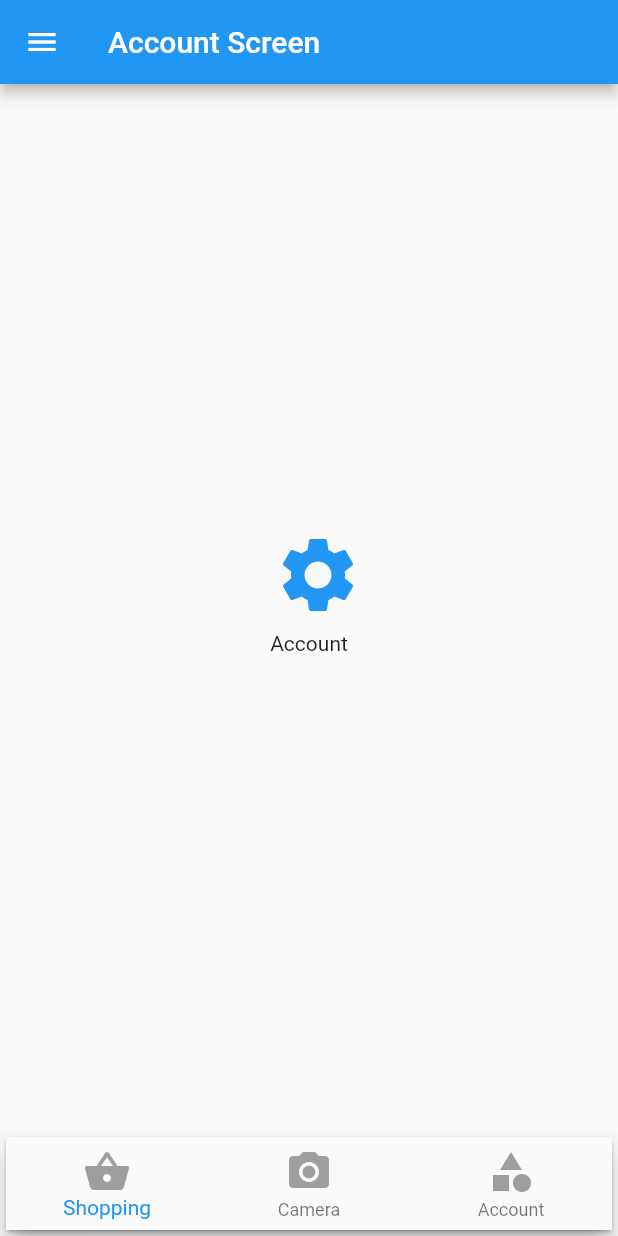
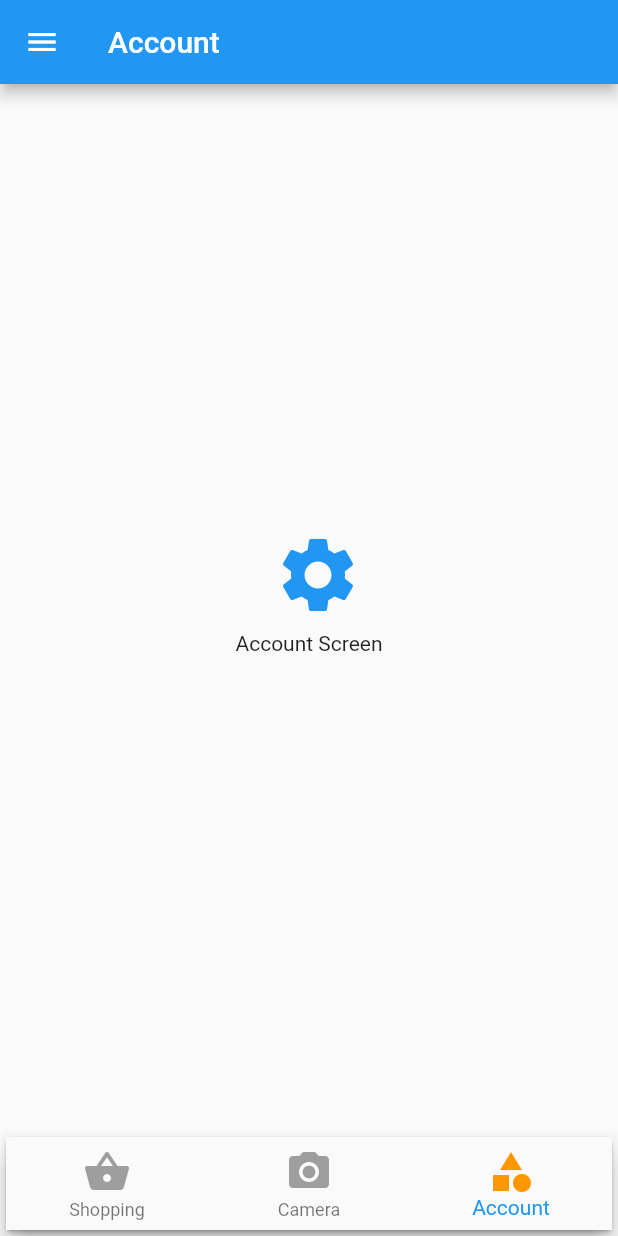
Before and after one commit to MrZoroK/page_navigation_demo, a Flutter app: the screen it shows after launch, in the side drawer, after a tap on "Account", on a phone screen of 412 x 824 dp. Run offline on Flutter 3.47's test engine with Material 2 defaults, Android fonts, the phone set to English and light mode, and no system bars; our stand-ins replace get_it.

Commit message:
- restructure: shopping & camera list moved to a PageView of Home - fix feedback: correct the highlight of the navigation bar

```diff
--- a/lib/main.dart
+++ b/lib/main.dart
@@ -1,16 +1,8 @@
 import 'package:flutter/material.dart';
 import 'package:get_it/get_it.dart';
-import 'ui/account/account.dart';
-import 'ui/account/account_setting.dart';
-import 'ui/camera/camera_list.dart';
-import 'ui/camera/camera_setting.dart';
-import 'ui/camera/camera_view.dart';
 import 'ui/common/page_nav_mgr.dart';
 
-import 'ui/common/page_name.dart';
-import 'ui/home.dart';
-import 'ui/setting.dart';
-import 'ui/shopping.dart';
+import 'ui/home/home.dart';
 import 'ui/splash.dart';
 
 void main() {
@@ -26,15 +18,8 @@ class MyApp extends StatelessWidget {
       title: 'Flutter Demo',
       initialRoute: '/',
       routes: {
-        PageName.ROOT.path: (context) => SplashScreen(),
-        PageName.HOME.path: (context) => HomeScreen(),
-        PageName.SETTING.path: (context) => SettingScreen(),
-        PageName.ACCOUNT.path: (context) => AccountScreen(),
-        PageName.ACCOUNT_SETTING.path: (context) => AccountSettingScreen(),
-        PageName.SHOPPING.path: (context) => ShoppingScreen(),
-        PageName.CAMERA_LIST.path: (context) => CameraListScreen(),
-        PageName.CAMERA_VIEW.path: (context) => CameraViewScreen(),
-        PageName.CAMEAR_SETTING.path: (context) => CameraSettingScreen()
+        '/': (context) => SplashScreen(),
+        PageNavMgr.HOME: (context) => HomeScreen(),
       },
       theme: ThemeData(
         // This is the theme of your application.
--- a/lib/ui/account/account.dart
+++ b/lib/ui/account/account.dart
@@ -1,5 +1,8 @@
 import 'package:flutter/material.dart';
 import 'package:get_it/get_it.dart';
+
+import 'account_setting.dart';
+import '../common/page_animator.dart';
 import '../common/page_nav_mgr.dart';
 import '../common/drawer.dart';
 import '../common/page_name.dart';
@@ -9,9 +12,10 @@ class AccountScreen extends StatelessWidget {
   Widget build(BuildContext context) {
     PageNavMgr pageNavMgr = GetIt.I.get<PageNavMgr>();
     return Scaffold(
-      appBar: AppBar(title: Text(pageNavMgr.getPageTitle(context))),
-      drawer: CustomDrawer(),
-      body: Center(
+      appBar: AppBar(title: Text(PageName.ACCOUNT.name)),
+      drawer: DemoDrawer(),
+      body: WidgetAnimator(
+        Center(
           child: Column(
             mainAxisAlignment: MainAxisAlignment.center,
             mainAxisSize: MainAxisSize.min,
@@ -24,17 +28,23 @@ class AccountScreen extends StatelessWidget {
                   size: 60,
                 ),
                 onPressed: (){
-                Navigator.pushNamed(context, PageName.ACCOUNT_SETTING.path);
+                  Navigator.push(
+                    context,
+                    NoAnimPageRoute(
+                      builder: (_) => AccountSettingScreen()
+                    )
+                  );
                 },
               ),
               Padding(
                 padding: const EdgeInsets.all(20.0),
-              child: Text("Account", textAlign: TextAlign.center),
+                child: Text("Account Screen", textAlign: TextAlign.center),
               )
             ],
           )
         ),
-      bottomNavigationBar: pageNavMgr.buildBottom(context),
+      ),
+      bottomNavigationBar: pageNavMgr.buildBottom(context, dynTab: PageName.ACCOUNT),
     );
   }
 }
--- a/lib/ui/common/drawer.dart
+++ b/lib/ui/common/drawer.dart
@@ -1,11 +1,14 @@
 import 'package:flutter/cupertino.dart';
 import 'package:flutter/material.dart';
 import 'package:get_it/get_it.dart';
-import 'package:menus_navigation_demo/ui/common/page_nav_mgr.dart';
 
+import '../account/account.dart';
+import '../setting.dart';
+import 'page_nav_mgr.dart';
+import 'page_animator.dart';
 import 'page_name.dart';
 
-class CustomDrawer extends StatelessWidget {
+class DemoDrawer extends StatelessWidget {
   @override
   Widget build(BuildContext context) {
     return Drawer(
@@ -14,11 +17,13 @@ class CustomDrawer extends StatelessWidget {
           ListTile(
             title: Text("Account"),
             onTap: (){
-              String currentPath = ModalRoute.of(context).settings.name;
-              GetIt.I.get<PageNavMgr>().resetIndex();
-              if (currentPath != PageName.ACCOUNT.path) {
-                Navigator.popUntil(context, ModalRoute.withName(PageName.HOME.path));
-                Navigator.pushNamed(context, PageName.ACCOUNT.path);
+              if (GetIt.I.get<PageNavMgr>().dynamicTab != PageName.ACCOUNT) {
+                Navigator.popUntil(context, ModalRoute.withName(PageNavMgr.HOME));
+                Navigator.push(
+                  context, NoAnimPageRoute(
+                    builder: (_) => AccountScreen()
+                  )
+                );
               } else {
                 Navigator.pop(context);
               }
@@ -27,12 +32,14 @@ class CustomDrawer extends StatelessWidget {
           ListTile(
             title: Text("Setting"),
             onTap: (){
-              String currentPath = ModalRoute.of(context).settings.name;
-              GetIt.I.get<PageNavMgr>().resetIndex();
-              if (currentPath != PageName.SETTING.path) {
-                Navigator.popUntil(context, ModalRoute.withName(PageName.HOME.path));
-                Navigator.pushNamed(context, PageName.SETTING.path);
-              } else {
+              if (GetIt.I.get<PageNavMgr>().dynamicTab != PageName.SETTING) {
+                Navigator.popUntil(context, ModalRoute.withName(PageNavMgr.HOME));
+                Navigator.push(
+                  context, NoAnimPageRoute(
+                    builder: (_) => SettingScreen()
+                  )
+                );
+              }else {
                 Navigator.pop(context);
               }
             },
@@ -40,9 +47,8 @@ class CustomDrawer extends StatelessWidget {
           ListTile(
             title: Text("Logout"),
             onTap: (){
-              GetIt.I.get<PageNavMgr>().resetIndex();
-              Navigator.popUntil(context, ModalRoute.withName(PageName.HOME.path));
-              Navigator.pushReplacementNamed(context, PageName.ROOT.path);
+              Navigator.popUntil(context, ModalRoute.withName(PageNavMgr.HOME));
+              Navigator.pushReplacementNamed(context, '/');
             },
           )
         ]
--- a/lib/ui/common/page_animator.dart
+++ b/lib/ui/common/page_animator.dart
@@ -0,0 +1,72 @@
+import 'package:flutter/material.dart';
+
+class NoAnimPageTransitionsBuilder extends PageTransitionsBuilder {
+  const NoAnimPageTransitionsBuilder();
+
+  @override
+  Widget buildTransitions<T>(
+    PageRoute<T> route,
+    BuildContext context,
+    Animation<double> animation,
+    Animation<double> secondaryAnimation,
+    Widget child,
+  ) {
+    return child;
+  }
+}
+
+class NoAnimPageRoute<T> extends MaterialPageRoute<T> {
+  NoAnimPageRoute({
+    @required WidgetBuilder builder,
+    RouteSettings settings,
+    bool maintainState = true,
+    bool fullscreenDialog = false,
+  }) : super(
+    builder: builder,
+    maintainState: maintainState,
+    settings: settings,
+    fullscreenDialog: fullscreenDialog
+  );
+
+  @override Widget buildTransitions(BuildContext context,
+    Animation<double> animation, Animation<double> secondAnimation, Widget child) {
+      return child;
+  }
+}
+
+class WidgetAnimator extends StatefulWidget {
+  final Widget child;
+  @override WidgetAnimator(this.child);
+  @override
+  State<StatefulWidget> createState() => WidgetAnimatorState();
+}
+class WidgetAnimatorState extends State<WidgetAnimator> {
+  Animation<double> _animController;
+  Animation<Offset> _pageTranslation;
+
+  @override void didChangeDependencies() {
+    _animController = ModalRoute.of(context).animation;
+    _pageTranslation = Tween(
+      begin: Offset(1.0, 0.0),
+      end: Offset(0.0, 0.0)
+    ).animate(
+      CurvedAnimation(
+        parent: _animController,
+        curve: Interval(0.0, 1.0, curve: Curves.fastOutSlowIn)
+      )
+    );
+    super.didChangeDependencies();
+  }
+  @override
+  Widget build(BuildContext context) {
+    return AnimatedBuilder(
+      animation: _animController,
+      builder: (BuildContext context, Widget child){
+        return FractionalTranslation(
+          translation: _pageTranslation.value,
+          child: widget.child,
+        );
+      },
+    );
+  }
+}
--- a/lib/ui/common/page_name.dart
+++ b/lib/ui/common/page_name.dart
@@ -9,16 +9,6 @@ enum PageName {
   ACCOUNT,
   ACCOUNT_SETTING
 }
-
-  PageName pageNameByPath(String path) {
-    for(int i = PageName.values.length - 1; i >= 0; i--) {
-      var pageName = PageName.values[i];
-      if (path.contains(pageName.path)) {
-        return pageName;
-      }
-    }
-    throw Exception("Invalid path: $path");
-  }
 
 extension PageNameExt on PageName {
   String get name {
@@ -44,27 +34,4 @@ extension PageNameExt on PageName {
     }
     throw Exception("Not Implemented");
   }
-  String get path {
-    switch(this) {
-      case PageName.ROOT:
-        return '/';
-      case PageName.HOME:
-        return 'home';
-      case PageName.SETTING:
-        return PageName.HOME.path + '/setting';
-      case PageName.SHOPPING:
-        return PageName.HOME.path + '/shopping';
-      case PageName.ACCOUNT:
-        return PageName.HOME.path + '/account';
-      case PageName.ACCOUNT_SETTING:
-        return PageName.ACCOUNT.path + '/setting';
-      case PageName.CAMERA_LIST:
-        return PageName.HOME.path + '/camera_list';
-      case PageName.CAMERA_VIEW:
-        return PageName.CAMERA_LIST.path + '/camera_view';
-      case PageName.CAMEAR_SETTING:
-        return PageName.CAMERA_VIEW.path + '/camera_view_setting';
-    }
-    throw Exception("Not Implemented");
-  }
 }
--- a/lib/ui/common/page_nav_mgr.dart
+++ b/lib/ui/common/page_nav_mgr.dart
@@ -2,89 +2,74 @@ import 'package:flutter/material.dart';
 import 'package:menus_navigation_demo/ui/common/page_name.dart';
 
 class PageNavMgr {
-  int currentIdx = -1;
+  static const HOME = "/home";
+  PageController pageController;
+  PageName dynamicTab;
 
-  String getPageTitle(BuildContext context) {
-    var path = ModalRoute.of(context).settings.name;
-    return pageNameByPath(path).name + " Screen";
-  }
+  int currentIdx = 0;
 
-  Widget buildBottom(BuildContext context) {
-    var path = ModalRoute.of(context).settings.name;
-    var pageName = pageNameByPath(path);
+  Widget buildBottom(BuildContext context, {PageController pageCtrler, PageName dynTab, int initIdx}) {
+
+    if (dynTab != null) {
+      dynamicTab = dynTab;
+    }
+    if (initIdx != null) {
+      currentIdx = initIdx;
+    }
+    if (pageCtrler != null) {
+      pageController = pageCtrler;
+    }
+
     var activeColor = Colors.orange;
     var inactiveColor = Colors.grey;
-    var tsInactiveTitle = TextStyle(
-                                    fontSize: 12,
-                                    fontFamily: 'Roboto',
-                                    color: inactiveColor
-                                  );
-    var tsActiveTitle = TextStyle(
-                                    fontSize: 12,
-                                    fontFamily: 'Roboto',
-                                    color: activeColor
-                                  );
+    var tsInactiveTitle = TextStyle(fontSize: 12,fontFamily: 'Roboto',color: inactiveColor);
+    var tsActiveTitle = TextStyle(fontSize: 12, fontFamily: 'Roboto', color: activeColor);
 
-    var isCameraActive = pageName.index >= PageName.CAMERA_LIST.index && pageName.index <= PageName.CAMEAR_SETTING.index;
-    var listNavBar = [
+    //Dynamic tab
+    var listNavBar = List<BottomNavigationBarItem>();
+    int tabIdx = currentIdx;
+    if (dynamicTab != PageName.HOME) {
+      tabIdx = 2;
+      listNavBar.add(BottomNavigationBarItem(
+        icon: Icon(Icons.category, color: inactiveColor, size: 32),
+        title: Text(dynamicTab.name, style: tsActiveTitle),
+        activeIcon: Icon(Icons.category, color: activeColor, size: 32)
+      ));
+    }
+
+    listNavBar.insertAll(0, [
       BottomNavigationBarItem(
         icon: Icon(Icons.shopping_basket, color: inactiveColor, size: 32),
-        title: Text('Shopping', style: (pageName == PageName.SHOPPING ? tsActiveTitle : tsInactiveTitle)),
-        activeIcon: pageName == PageName.SHOPPING ? Icon(Icons.shopping_basket, color: activeColor, size: 32) : null,
+        title: Text('Shopping', style: (tabIdx == 0 ? tsActiveTitle : tsInactiveTitle)),
+        activeIcon: tabIdx == 0 ? Icon(Icons.shopping_basket, color: activeColor, size: 32) : null,
       ),
       BottomNavigationBarItem(
         icon: Icon(Icons.camera_alt, color: inactiveColor, size: 32),
-        title: Text('Camera', style: (isCameraActive ? tsActiveTitle : tsInactiveTitle)),
-        activeIcon: isCameraActive ? Icon(Icons.camera_alt, color: activeColor, size: 32) : null
+        title: Text('Camera', style: (tabIdx == 1 ? tsActiveTitle : tsInactiveTitle)),
+        activeIcon: tabIdx == 1 ? Icon(Icons.camera_alt, color: activeColor, size: 32) : null
       ),
-    ];
+    ]);
 
-    //Dynamic tab
-    if (pageName != PageName.HOME && pageName != PageName.SHOPPING && pageName != PageName.CAMERA_LIST) {
-      String title = pageName.name;
-      if (pageName == PageName.CAMERA_VIEW || pageName == PageName.CAMEAR_SETTING) {
-        final cameraId = ModalRoute.of(context).settings.arguments;
-        title = "Camera $cameraId";
-      }
-      listNavBar.add(BottomNavigationBarItem(
-        icon: Icon(Icons.category, color: inactiveColor, size: 32),
-        title: Text(title, style: tsInactiveTitle),
-      ));
-    }
 
     return Card (
       child: BottomNavigationBar(
         type: BottomNavigationBarType.fixed,
-        currentIndex: currentIdx < 0 ? 0 : currentIdx,
-        onTap: (idx) => onTapButtonNavBarItem(context, idx),
+        currentIndex: tabIdx,
+        onTap: (idx) => onTapButtonNavBarItem(context, idx, pageController: pageController),
         items: listNavBar
       )
     );
   }
 
-  resetIndex() {
-    currentIdx = -1;
-  }
-
-  onTapButtonNavBarItem(BuildContext context, int idx) {
+  onTapButtonNavBarItem(BuildContext context, int idx, {PageController pageController}) {
     if (idx == 2) {
       return;
     }
 
-    if (currentIdx == -1) {
-      Navigator.popUntil(context, ModalRoute.withName(PageName.HOME.path));
-    } else if (currentIdx == 0) {
-      Navigator.popUntil(context, ModalRoute.withName(PageName.SHOPPING.path));
-    } else if (currentIdx == 1) {
-      Navigator.popUntil(context, ModalRoute.withName(PageName.CAMERA_LIST.path));
-    }
-
-    if (currentIdx != idx) {
-      if (idx == 0) {
-        Navigator.pushNamed(context, PageName.SHOPPING.path);
-      } else if (idx == 1) {
-        Navigator.pushNamed(context, PageName.CAMERA_LIST.path);
-      }
+    if (currentIdx != idx || dynamicTab != PageName.HOME) {
+      dynamicTab = PageName.HOME;
+      Navigator.popUntil(context, ModalRoute.withName('/home'));
+      pageController?.animateToPage(idx, duration: Duration(milliseconds: 300), curve: Curves.easeInOut);
       currentIdx = idx;
     }
   }
--- a/lib/ui/home.dart
+++ /dev/null
@@ -1,17 +0,0 @@
-import 'package:flutter/material.dart';
-import 'package:get_it/get_it.dart';
-import 'package:menus_navigation_demo/ui/common/page_nav_mgr.dart';
-
-import 'common/drawer.dart';
-
-class HomeScreen extends StatelessWidget {
-  @override
-  Widget build(BuildContext context) {
-    PageNavMgr pageNavMgr = GetIt.I.get<PageNavMgr>();
-    return Scaffold(
-      appBar: AppBar(title: Text(pageNavMgr.getPageTitle(context))),
-      drawer: CustomDrawer(),
-      bottomNavigationBar: pageNavMgr.buildBottom(context),
-    );
-  }
-}
--- /dev/null
+++ b/lib/ui/home/home.dart
@@ -0,0 +1,71 @@
+import 'dart:async';
+
+import 'package:flutter/material.dart';
+import 'package:get_it/get_it.dart';
+import 'package:menus_navigation_demo/ui/common/page_name.dart';
+import 'package:menus_navigation_demo/ui/common/page_nav_mgr.dart';
+import 'package:menus_navigation_demo/ui/home/camera.dart';
+
+import '../common/drawer.dart';
+import 'shopping.dart';
+
+class HomeScreen extends StatefulWidget {
+  @override
+  _HomeScreenState createState() => _HomeScreenState();
+}
+
+class _HomeScreenState extends State<HomeScreen> {
+  PageController _pageController = PageController();
+  final _pagePositionUpdater = StreamController<int>.broadcast();
+  void _onPageScroll() {
+    double pagePos = _pageController.page;
+      if (pagePos - pagePos.floorToDouble() == 0) {
+        _pagePositionUpdater.sink.add(pagePos.floor());
+      }
+  }
+
+  @override
+  void dispose() {
+    _pagePositionUpdater.close();
+    super.dispose();
+  }
+
+  @override
+  void initState() {
+    _pageController.addListener(_onPageScroll);
+    super.initState();
+  }
+  @override
+  Widget build(BuildContext context) {
+    PageNavMgr pageNavMgr = GetIt.I.get<PageNavMgr>();
+
+    return Scaffold(
+      appBar: AppBar(title: Text(PageName.HOME.name)),
+      body: PageView.builder(
+        itemCount: 2,
+        controller: _pageController,
+        scrollDirection: Axis.horizontal,
+        itemBuilder: (context, index) {
+          if (index == 0) {
+            return ShoppingPage();
+          } else {
+            return CamerasPage();
+          }
+        },
+      ),
+      drawer: DemoDrawer(),
+      bottomNavigationBar: StreamBuilder(
+        stream: _pagePositionUpdater.stream,
+        builder: (context, snapshot) {
+          int currentPage = 0;
+          if (snapshot.hasData) {
+            currentPage = snapshot.data;
+          }
+          return pageNavMgr.buildBottom(
+            context, pageCtrler: _pageController,
+            dynTab: PageName.HOME, initIdx: currentPage);
+        }
+      )
+    );
+  }
+}
--- /dev/null
+++ b/lib/ui/home/shopping.dart
@@ -0,0 +1,11 @@
+import 'package:flutter/material.dart';
+import 'package:menus_navigation_demo/ui/common/page_name.dart';
+
+class ShoppingPage extends StatelessWidget {
+  @override
+  Widget build(BuildContext context) {
+    return Center(
+      child: Text(PageName.SHOPPING.name + " Page"),
+    );
+  }
+}
--- a/lib/ui/splash.dart
+++ b/lib/ui/splash.dart
@@ -2,10 +2,7 @@ import 'dart:async';
 
 import 'package:flutter/material.dart';
 import 'package:flutter/widgets.dart';
-import 'package:menus_navigation_demo/ui/common/page_nav_mgr.dart';
-
-import 'common/page_name.dart';
-import 'home.dart';
+import 'common/page_nav_mgr.dart';
 
 class SplashScreen extends StatefulWidget {
   @override
@@ -18,7 +15,7 @@ class _SplashScreenState extends State<SplashScreen> {
   Widget build(BuildContext context) {
     if (_timer == null || !_timer.isActive) {
       _timer = Timer.periodic(Duration(seconds: 2), (timer) {
-        Navigator.pushReplacementNamed(context, PageName.HOME.path);
+        Navigator.pushReplacementNamed(context, PageNavMgr.HOME);
         _timer.cancel();
       });
     }
```
Also changed, not shown: lib/ui/account/account_setting.dart (+4 -4 lines), lib/ui/camera/camera_setting.dart (+7 -4 lines), lib/ui/camera/camera_view.dart (+14 -5 lines), lib/ui/home/camera.dart (renamed from lib/ui/camera/camera_list.dart, +12 -13 lines), lib/ui/setting.dart (+5 -4 lines), lib/ui/shopping.dart (deleted, +0 -20 lines). Lines whose indentation alone changed are shown as unchanged.
